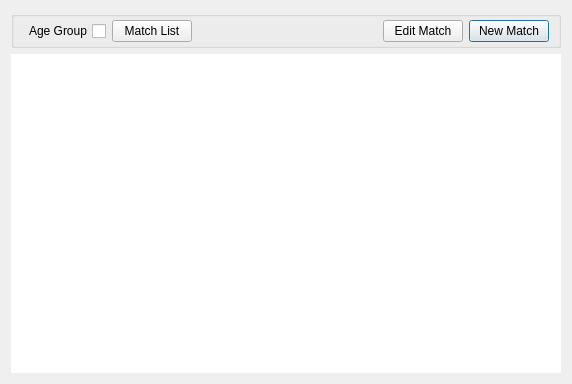
Qt form Client/reghaabat/matchtable.ui (nournia/ketabkhaane) before a commit.
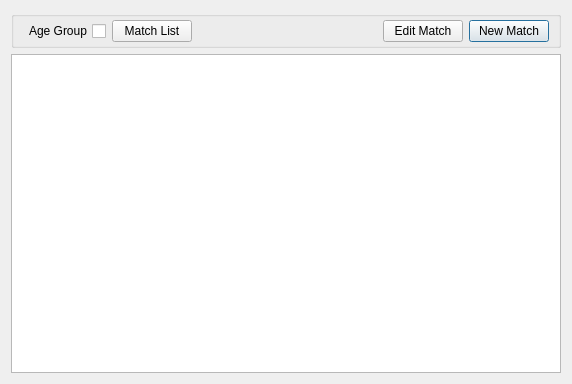
The same form after that commit. Icons and pictures are not drawn.

Diff of the .ui file:
```diff
--- a/Client/reghaabat/matchtable.ui
+++ b/Client/reghaabat/matchtable.ui
@@ -83,11 +83,7 @@
     </widget>
    </item>
    <item>
-    <widget class="QTableView" name="tMatches">
-     <property name="frameShape">
-      <enum>QFrame::NoFrame</enum>
-     </property>
-    </widget>
+    <widget class="QTableView" name="tMatches"/>
    </item>
   </layout>
  </widget>
```
